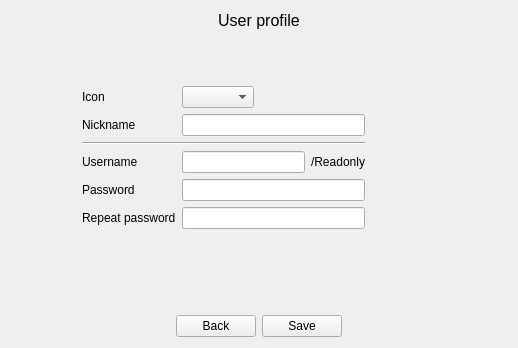
GiuliCler/GIMPteam, file CLIENT/GUI/ui/gui_profile.ui: the form before one commit.
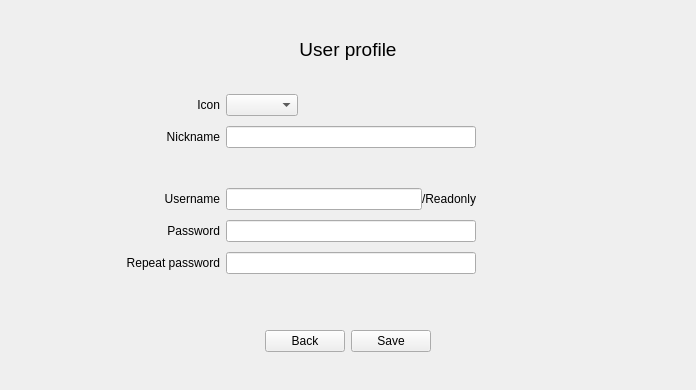
The form after the commit.

The edit to the form file:
```diff
--- a/CLIENT/GUI/ui/gui_profile.ui
+++ b/CLIENT/GUI/ui/gui_profile.ui
@@ -6,14 +6,27 @@
    <rect>
     <x>0</x>
     <y>0</y>
-    <width>518</width>
-    <height>348</height>
+    <width>696</width>
+    <height>390</height>
    </rect>
   </property>
   <property name="windowTitle">
    <string>Form</string>
   </property>
   <layout class="QVBoxLayout" name="verticalLayout">
+   <item>
+    <spacer name="verticalSpacer_3">
+     <property name="orientation">
+      <enum>Qt::Vertical</enum>
+     </property>
+     <property name="sizeHint" stdset="0">
+      <size>
+       <width>20</width>
+       <height>40</height>
+      </size>
+     </property>
+    </spacer>
+   </item>
    <item>
     <layout class="QHBoxLayout" name="horizontalLayout_5">
      <item>
@@ -33,7 +46,7 @@
       <widget class="QLabel" name="titleLabel">
        <property name="font">
         <font>
-         <pointsize>12</pointsize>
+         <pointsize>14</pointsize>
         </font>
        </property>
        <property name="cursor">
@@ -79,23 +92,11 @@
     </spacer>
    </item>
    <item>
-    <layout class="QHBoxLayout" name="horizontalLayout_4" stretch="1,4,2">
-     <item>
-      <spacer name="horizontalSpacer_5">
-       <property name="orientation">
-        <enum>Qt::Horizontal</enum>
-       </property>
-       <property name="sizeHint" stdset="0">
-        <size>
-         <width>135</width>
-         <height>20</height>
-        </size>
-       </property>
-      </spacer>
-     </item>
-     <item>
-      <layout class="QFormLayout" name="formLayout">
-       <item row="0" column="0">
+    <layout class="QGridLayout" name="gridLayout" columnstretch="1,1,0,2" columnminimumwidth="0,0,250,0">
+     <property name="verticalSpacing">
+      <number>10</number>
+     </property>
+     <item row="0" column="1">
         <widget class="QLabel" name="iconLabel">
          <property name="cursor">
           <cursorShape>IBeamCursor</cursorShape>
@@ -103,12 +104,15 @@
          <property name="text">
           <string>Icon</string>
          </property>
+       <property name="alignment">
+        <set>Qt::AlignRight|Qt::AlignTrailing|Qt::AlignVCenter</set>
+       </property>
          <property name="textInteractionFlags">
           <set>Qt::LinksAccessibleByMouse|Qt::TextSelectableByMouse</set>
          </property>
         </widget>
        </item>
-       <item row="0" column="1">
+     <item row="0" column="2">
         <layout class="QHBoxLayout" name="horizontalLayout">
          <item>
           <widget class="QComboBox" name="iconComboBox">
@@ -128,6 +132,9 @@
            <property name="orientation">
             <enum>Qt::Horizontal</enum>
            </property>
+         <property name="sizeType">
+          <enum>QSizePolicy::Expanding</enum>
+         </property>
            <property name="sizeHint" stdset="0">
             <size>
              <width>40</width>
@@ -138,7 +145,7 @@
          </item>
         </layout>
        </item>
-       <item row="1" column="0">
+     <item row="1" column="1">
         <widget class="QLabel" name="nicknameLabel">
          <property name="cursor">
           <cursorShape>IBeamCursor</cursorShape>
@@ -146,22 +153,51 @@
          <property name="text">
           <string>Nickname</string>
          </property>
+       <property name="alignment">
+        <set>Qt::AlignRight|Qt::AlignTrailing|Qt::AlignVCenter</set>
+       </property>
          <property name="textInteractionFlags">
           <set>Qt::LinksAccessibleByMouse|Qt::TextSelectableByMouse</set>
          </property>
         </widget>
        </item>
-       <item row="1" column="1">
-        <widget class="QLineEdit" name="nicknameLineEdit"/>
-       </item>
-       <item row="2" column="0" colspan="2">
-        <widget class="Line" name="line">
-         <property name="orientation">
-          <enum>Qt::Horizontal</enum>
+     <item row="1" column="2">
+      <widget class="QLineEdit" name="nicknameLineEdit">
+       <property name="sizePolicy">
+        <sizepolicy hsizetype="Preferred" vsizetype="Fixed">
+         <horstretch>0</horstretch>
+         <verstretch>0</verstretch>
+        </sizepolicy>
          </property>
         </widget>
        </item>
-       <item row="3" column="0">
+     <item row="2" column="0" rowspan="2">
+      <spacer name="horizontalSpacer_5">
+       <property name="orientation">
+        <enum>Qt::Horizontal</enum>
+       </property>
+       <property name="sizeHint" stdset="0">
+        <size>
+         <width>135</width>
+         <height>20</height>
+        </size>
+       </property>
+      </spacer>
+     </item>
+     <item row="2" column="3" rowspan="2">
+      <spacer name="horizontalSpacer_4">
+       <property name="orientation">
+        <enum>Qt::Horizontal</enum>
+       </property>
+       <property name="sizeHint" stdset="0">
+        <size>
+         <width>134</width>
+         <height>20</height>
+        </size>
+       </property>
+      </spacer>
+     </item>
+     <item row="3" column="1">
         <widget class="QLabel" name="usernameLabel">
          <property name="cursor">
           <cursorShape>IBeamCursor</cursorShape>
@@ -169,12 +205,15 @@
          <property name="text">
           <string>Username</string>
          </property>
+       <property name="alignment">
+        <set>Qt::AlignRight|Qt::AlignTrailing|Qt::AlignVCenter</set>
+       </property>
          <property name="textInteractionFlags">
           <set>Qt::LinksAccessibleByMouse|Qt::TextSelectableByMouse</set>
          </property>
         </widget>
        </item>
-       <item row="3" column="1">
+     <item row="3" column="2">
         <layout class="QHBoxLayout" name="horizontalLayout_3">
          <item>
           <widget class="QLineEdit" name="usernameLineEdit"/>
@@ -194,7 +233,7 @@
          </item>
         </layout>
        </item>
-       <item row="4" column="0">
+     <item row="4" column="1">
         <widget class="QLabel" name="passwordLabel">
          <property name="cursor">
           <cursorShape>IBeamCursor</cursorShape>
@@ -202,12 +241,15 @@
          <property name="text">
           <string>Password</string>
          </property>
+       <property name="alignment">
+        <set>Qt::AlignRight|Qt::AlignTrailing|Qt::AlignVCenter</set>
+       </property>
          <property name="textInteractionFlags">
           <set>Qt::LinksAccessibleByMouse|Qt::TextSelectableByMouse</set>
          </property>
         </widget>
        </item>
-       <item row="4" column="1">
+     <item row="4" column="2">
         <widget class="QLineEdit" name="passwordLineEdit">
          <property name="echoMode">
           <enum>QLineEdit::PasswordEchoOnEdit</enum>
@@ -217,7 +259,7 @@
          </property>
         </widget>
        </item>
-       <item row="5" column="0">
+     <item row="5" column="1">
         <widget class="QLabel" name="repeatLabel">
          <property name="cursor">
           <cursorShape>IBeamCursor</cursorShape>
@@ -225,28 +267,32 @@
          <property name="text">
           <string>Repeat password</string>
          </property>
+       <property name="alignment">
+        <set>Qt::AlignRight|Qt::AlignTrailing|Qt::AlignVCenter</set>
+       </property>
          <property name="textInteractionFlags">
           <set>Qt::LinksAccessibleByMouse|Qt::TextSelectableByMouse</set>
          </property>
         </widget>
        </item>
-       <item row="5" column="1">
+     <item row="5" column="2">
         <widget class="QLineEdit" name="repeatLineEdit">
          <property name="echoMode">
           <enum>QLineEdit::PasswordEchoOnEdit</enum>
          </property>
         </widget>
        </item>
-      </layout>
-     </item>
-     <item>
-      <spacer name="horizontalSpacer_4">
+     <item row="2" column="2">
+      <spacer name="verticalSpacer_5">
        <property name="orientation">
-        <enum>Qt::Horizontal</enum>
+        <enum>Qt::Vertical</enum>
+       </property>
+       <property name="sizeType">
+        <enum>QSizePolicy::Fixed</enum>
        </property>
        <property name="sizeHint" stdset="0">
         <size>
-         <width>134</width>
+         <width>82</width>
          <height>20</height>
         </size>
        </property>
@@ -259,10 +305,13 @@
      <property name="orientation">
       <enum>Qt::Vertical</enum>
      </property>
+     <property name="sizeType">
+      <enum>QSizePolicy::Fixed</enum>
+     </property>
      <property name="sizeHint" stdset="0">
       <size>
        <width>20</width>
-       <height>80</height>
+       <height>50</height>
       </size>
      </property>
     </spacer>
@@ -317,6 +366,19 @@
      </item>
     </layout>
    </item>
+   <item>
+    <spacer name="verticalSpacer_4">
+     <property name="orientation">
+      <enum>Qt::Vertical</enum>
+     </property>
+     <property name="sizeHint" stdset="0">
+      <size>
+       <width>20</width>
+       <height>40</height>
+      </size>
+     </property>
+    </spacer>
+   </item>
   </layout>
  </widget>
  <resources/>
```
Lines whose indentation alone changed are shown as unchanged.
